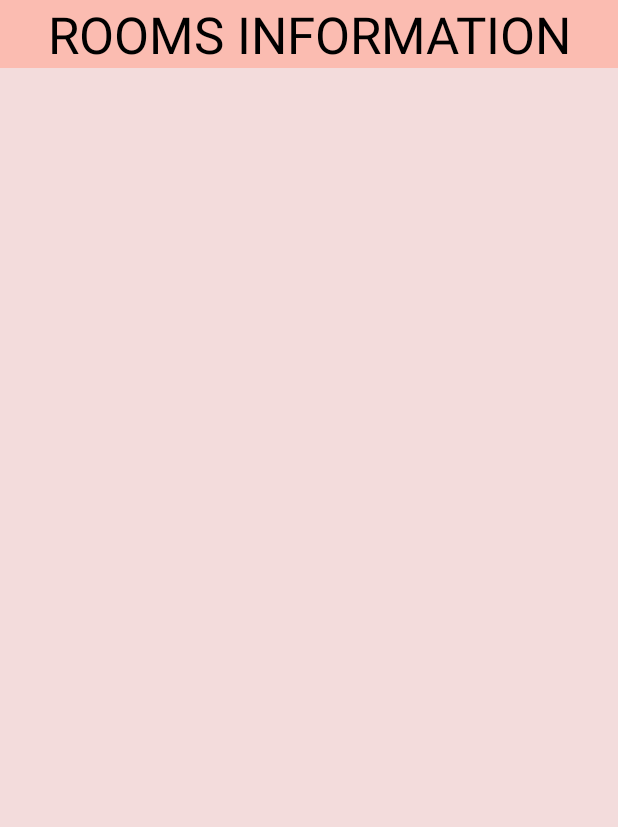
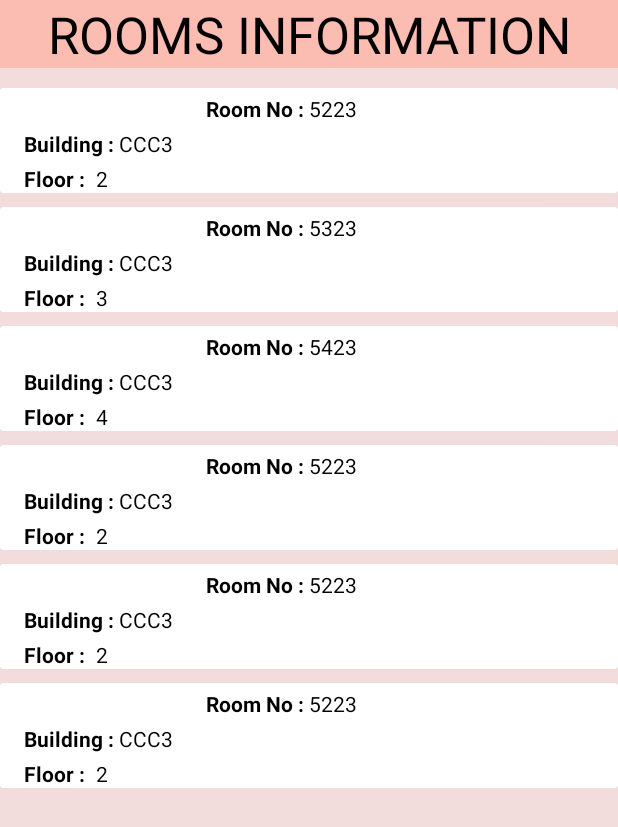
Before and after one commit to siddhantdrk/LiT--Automated-Light-Management-System, an Android app: the AdminDashBoardActivity screen opened directly, with no data from a screen before it, after a tap on "VIEW CURRENT LIGHTINGS", on a phone screen of 412 x 824 dp. Shown: the top 827 px of the screen. Run offline under Robolectric (Android 15) with nearby library versions, the phone set to English and light mode, and no system bars.

Commit message:
Admin view lights created

```diff
--- a/LiT/app/src/main/java/com/my/lit/activities/LightDetailsActivity.java
+++ b/LiT/app/src/main/java/com/my/lit/activities/LightDetailsActivity.java
@@ -51,6 +51,11 @@ public class LightDetailsActivity extends AppCompatActivity implements RequestLi
                 setupRecyclerViewforViewLights(lightnames,lightstatus);
                 binding.sendRequestBtn.setVisibility(View.GONE);
 
+            case "ViewLightsAdmin":
+
+                setupRecyclerViewforViewLights(lightnames,lightstatus);
+                binding.sendRequestBtn.setVisibility(View.GONE);
+
 
             case "SendRequest":
                 setupRecyclerViewforSendReq(lightnames,lightstatus);
--- a/LiT/app/src/main/java/com/my/lit/activities/ViewRoomsUserActivity.java
+++ b/LiT/app/src/main/java/com/my/lit/activities/ViewRoomsUserActivity.java
@@ -94,6 +94,9 @@ public class ViewRoomsUserActivity extends AppCompatActivity implements ViewRoom
             case "ViewLights":
                 setUpRecyclerView(list);
 
+            case "ViewLightsAdmin":
+                setUpRecyclerView(list);
+
             case "SendRequest":
                 setUpRecyclerView(list);
 
--- a/LiT/app/src/main/java/com/my/lit/activities/dashboard/AdminDashBoardActivity.java
+++ b/LiT/app/src/main/java/com/my/lit/activities/dashboard/AdminDashBoardActivity.java
@@ -25,6 +25,7 @@ public class AdminDashBoardActivity extends AppCompatActivity {
         binding.logoutBtn.setOnClickListener(this::onClick);
         binding.viewCurrentLightingBtn.setOnClickListener(this::onClick);
         binding.controlLightingBtn.setOnClickListener(this::onClick);
+        binding.seeUserRequestBtn.setOnClickListener(this::onClick);
     }
 
     private void onClick(View view) {
@@ -35,12 +36,20 @@ public class AdminDashBoardActivity extends AppCompatActivity {
                 break;
             case R.id.view_current_lighting_btn:
                 Intent intent = new Intent(AdminDashBoardActivity.this, ViewRoomsUserActivity.class);
+                intent.putExtra("From_GuestDashboard","ViewLightsAdmin");
+
                 startActivity(intent);
                 break;
             case R.id.control_lighting_btn:
                 Intent intent2 = new Intent(AdminDashBoardActivity.this, ViewRoomsAdminActivity.class);
+                intent2.putExtra("From_AdminDashboard","ControlLights");
                 startActivity(intent2);
                 break;
+//            case R.id.see_user_request_btn:
+//                Intent intent3 = new Intent(AdminDashBoardActivity.this, SeeUserRequestActivity.class);
+//                intent3.putExtra("From_AdminDashboard","SendRequest");
+//                startActivity(intent3);
+//                break;
         }
     }
 }
--- a/LiT/app/src/main/java/com/my/lit/adapters/ControlLightsAdapter.java
+++ b/LiT/app/src/main/java/com/my/lit/adapters/ControlLightsAdapter.java
@@ -33,7 +33,7 @@ public class ControlLightsAdapter extends RecyclerView.Adapter<ControlLightsAdap
     @Override
     public ViewHolder onCreateViewHolder(@NonNull ViewGroup parent, int viewType) {
         LayoutInflater layoutInflater = LayoutInflater.from(parent.getContext());
-        View view = layoutInflater.inflate(R.layout.control_lights_item,parent,false);
+        View view = layoutInflater.inflate(R.layout.light_item,parent,false);
 
         return new ControlLightsAdapter.ViewHolder(view);
     }
```
Also changed, not shown: LiT/app/src/main/java/com/my/lit/activities/ViewRoomsAdminActivity.java (+33 -6 lines).
